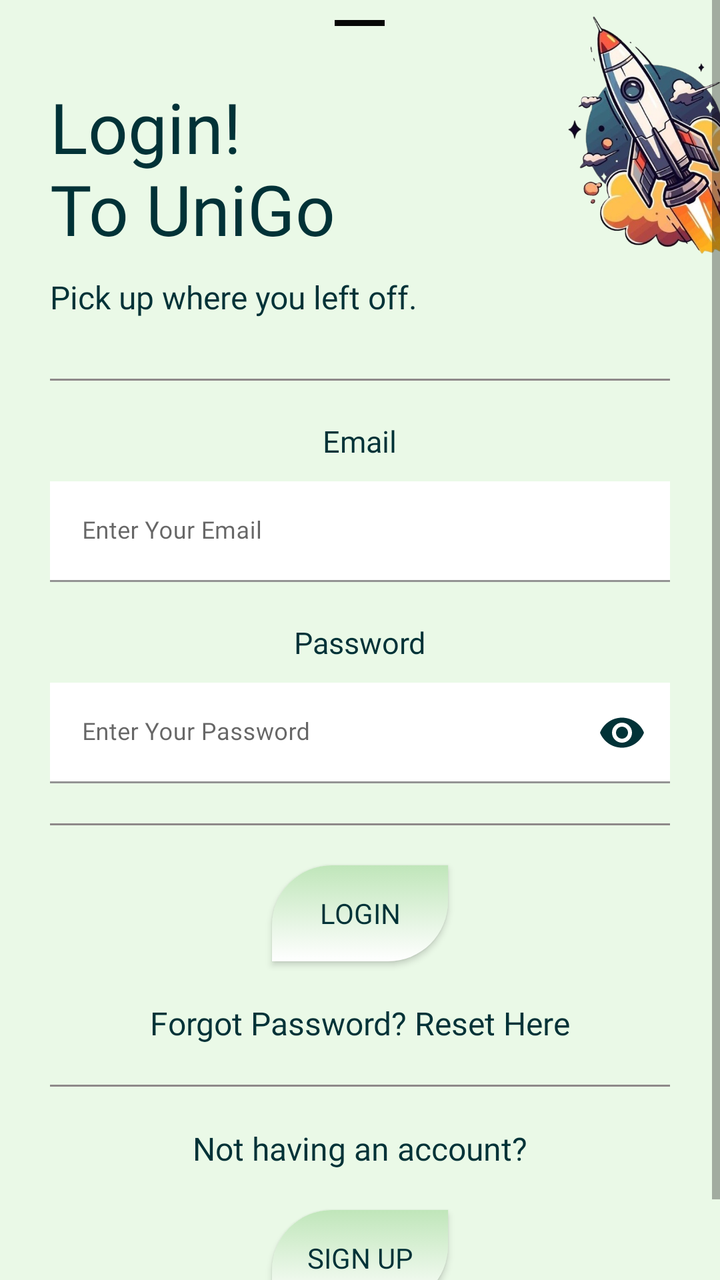
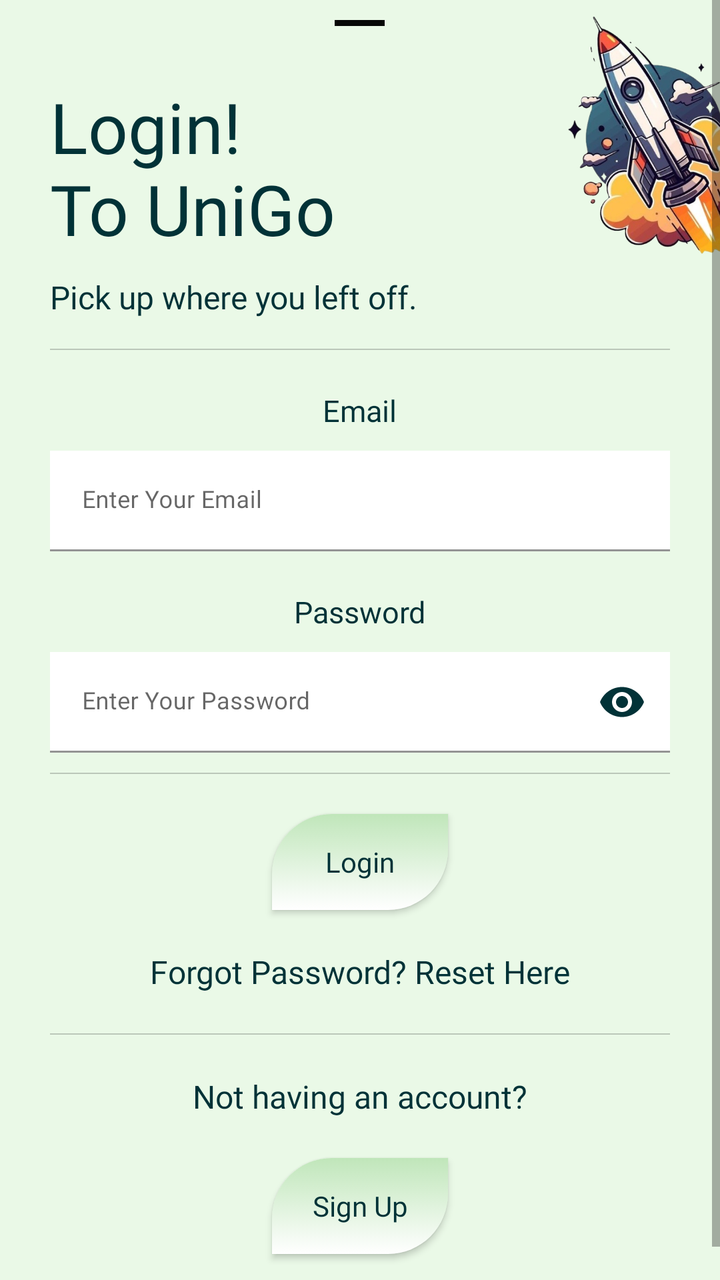

Compare the two renders of this Android layout. The source of the first and the diff that turns it into the second are given below.
<!-- AndroidManifest.xml: application theme Theme.UniGo -->
<!-- res/layout/loginbtm.xml -->
<?xml version="1.0" encoding="utf-8"?>
<ScrollView xmlns:android="http://schemas.android.com/apk/res/android"
    xmlns:app="http://schemas.android.com/apk/res-auto"
    android:layout_width="match_parent"
    android:layout_height="match_parent"
    android:fillViewport="true"
    android:overScrollMode="never">

    <RelativeLayout
        android:layout_width="match_parent"
        android:layout_height="wrap_content"
        android:clipChildren="false"
        android:clipToPadding="false"
        android:paddingBottom="30dp">

        <com.google.android.material.bottomsheet.BottomSheetDragHandleView
            android:layout_width="25dp"
            android:layout_height="3dp"
            android:layout_centerHorizontal="true"
            android:background="@color/black"
            android:layout_marginTop="10dp"
            app:shapeAppearanceOverlay="@style/ShapeAppearance.Material3.SmallComponent"
            />

        <TextView
            android:id="@+id/loginTxt"
            android:layout_width="wrap_content"
            android:layout_height="wrap_content"
            android:layout_marginStart="25dp"
            android:layout_marginTop="40dp"
            android:fontFamily="@font/lexend"
            android:text="@string/LoginTxt"
            android:textColor="@color/text_primary"
            android:textSize="35sp" />

        <ImageView
            android:id="@+id/RocketIllustration"
            android:layout_width="150dp"
            android:layout_height="130dp"
            android:layout_alignParentEnd="true"
            android:layout_gravity="end"
            android:contentDescription="@string/Illustration"
            android:elevation="10dp"
            android:src="@drawable/rocket"
            android:translationX="43dp"
            android:translationY="2dp"
            />

        <TextView
            android:id="@+id/welcomeLogin"
            android:layout_width="wrap_content"
            android:layout_height="wrap_content"
            android:layout_below="@id/loginTxt"
            android:layout_marginVertical="10dp"
            android:layout_marginStart="25dp"
            android:fontFamily="@font/lexend"
            android:text="@string/LoginSubtxt"
            android:textColor="@color/text_primary"
            android:textSize="16sp" />

        <View
            android:id="@+id/div1"
            android:layout_width="match_parent"
            android:layout_height="1dp"
            android:layout_below="@id/welcomeLogin"
            android:layout_marginStart="25dp"
            android:layout_marginTop="20dp"
            android:layout_marginEnd="25dp"
            android:background="@color/gray" />

        <TextView
            android:id="@+id/EnterEmail"
            android:layout_width="wrap_content"
            android:layout_height="wrap_content"
            android:layout_below="@id/div1"
            android:layout_centerHorizontal="true"
            android:layout_marginTop="20dp"
            android:fontFamily="@font/lexend"
            android:text="@string/FormEmail"
            android:textColor="@color/text_primary"
            android:textSize="15sp" />

        <com.google.android.material.textfield.TextInputLayout
            android:id="@+id/nameLayout"
            android:layout_width="match_parent"
            android:layout_height="wrap_content"
            android:layout_below="@id/EnterEmail"
            android:layout_marginStart="25sp"
            android:layout_marginTop="10dp"
            android:layout_marginEnd="25sp"
            android:hint="@string/enter_your_email">

            <com.google.android.material.textfield.TextInputEditText
                android:id="@+id/emailtxt"
                android:layout_width="match_parent"
                android:layout_height="wrap_content"
                android:background="@color/white"
                android:fontFamily="@font/lexend"
                android:inputType="textEmailAddress"
                android:textSize="12sp" />
        </com.google.android.material.textfield.TextInputLayout>

        <TextView
            android:id="@+id/EnterPass"
            android:layout_width="wrap_content"
            android:layout_height="wrap_content"
            android:layout_below="@id/nameLayout"
            android:layout_centerHorizontal="true"
            android:layout_marginTop="20dp"
            android:fontFamily="@font/lexend"
            android:text="@string/FormPass"
            android:textColor="@color/text_primary"
            android:textSize="15sp" />

        <com.google.android.material.textfield.TextInputLayout
            android:id="@+id/passlayout"
            android:layout_width="match_parent"
            android:layout_height="wrap_content"
            android:layout_below="@id/EnterPass"
            android:layout_marginStart="25sp"
            android:layout_marginTop="10dp"
            android:layout_marginEnd="25sp"
            android:hint="@string/PasswordInput"
            app:endIconMode="password_toggle"
            app:endIconTint="@color/text_primary">

            <com.google.android.material.textfield.TextInputEditText
                android:id="@+id/passtxt"
                android:layout_width="match_parent"
                android:layout_height="wrap_content"
                android:background="@color/white"
                android:fontFamily="@font/lexend"
                android:inputType="textPassword"
                android:textSize="12sp" />
        </com.google.android.material.textfield.TextInputLayout>

        <View
            android:id="@+id/div2"
            android:layout_width="match_parent"
            android:layout_height="1dp"
            android:layout_below="@id/passlayout"
            android:layout_marginStart="25dp"
            android:layout_marginTop="20dp"
            android:layout_marginEnd="25dp"
            android:background="@color/gray" />

        <androidx.appcompat.widget.AppCompatButton
            android:id="@+id/Loginbtn"
            android:layout_width="wrap_content"
            android:layout_height="wrap_content"
            android:layout_below="@id/div2"
            android:layout_centerHorizontal="true"
            android:layout_marginTop="20dp"
            android:background="@drawable/custom_btn"
            android:text="Login"
            android:elevation="15dp"
            />

        <TextView
            android:id="@+id/forgot"
            android:layout_width="wrap_content"
            android:layout_height="wrap_content"
            android:layout_below="@id/Loginbtn"
            android:layout_centerHorizontal="true"
            android:layout_marginTop="20dp"
            android:fontFamily="@font/lexend"
            android:text="@string/ForgotPass"
            android:textColor="@color/text_primary"
            android:textSize="16sp" />

        <View
            android:id="@+id/div3"
            android:layout_width="match_parent"
            android:layout_height="1dp"
            android:layout_below="@id/forgot"
            android:layout_marginStart="25dp"
            android:layout_marginTop="20dp"
            android:layout_marginEnd="25dp"
            android:background="@color/gray" />

        <TextView
            android:id="@+id/signup"
            android:layout_width="wrap_content"
            android:layout_height="wrap_content"
            android:layout_below="@id/div3"
            android:layout_centerHorizontal="true"
            android:layout_marginTop="20dp"
            android:fontFamily="@font/lexend"
            android:text="Not having an account?"
            android:textColor="@color/text_primary"
            android:textSize="16sp" />
        <androidx.appcompat.widget.AppCompatButton
            android:id="@+id/signupbtn"
            android:layout_width="wrap_content"
            android:layout_height="wrap_content"
            android:layout_below="@id/signup"
            android:layout_centerHorizontal="true"
            android:layout_marginTop="20dp"
            android:background="@drawable/custom_btn"
            android:text="Sign Up"
            android:elevation="15dp" />

        <ProgressBar
            android:id="@+id/Progress"
            android:layout_width="40dp"
            android:layout_height="40dp"
            android:layout_marginTop="16dp"
            android:visibility="gone"
            android:indeterminateDrawable="@drawable/progressbar"
            android:layout_centerInParent="true"
            />

    </RelativeLayout>

</ScrollView>
<!-- resources referenced by this layout -->
<resources>
  <color name="black">#070707</color>
  <color name="gray">#8E8989</color>
  <color name="text_primary">#013237</color>
  <color name="white">#ffffff</color>
  <!-- drawable custom_btn (drawable) -->
  <?xml version="1.0" encoding="utf-8"?>
  <selector xmlns:android="http://schemas.android.com/apk/res/android">
      <item>
          <shape android:shape="rectangle">
              <solid android:color="@color/mint_soft"/>
              <corners android:topLeftRadius="30dp"
                  android:bottomRightRadius="30dp"
                  />
              <gradient android:type="linear"
                  android:startColor="@color/white"
                  android:endColor="@color/mint_soft"
                  android:angle="90"
                  />
          </shape>
      </item>
  </selector>
  <!-- drawable progressbar (drawable) -->
  <?xml version="1.0" encoding="utf-8"?>
  <rotate xmlns:android="http://schemas.android.com/apk/res/android"
      android:fromDegrees="0"
      android:toDegrees="360"
      android:pivotX="50%"
      android:pivotY="50%">
  
      <shape
          android:shape="ring"
          android:useLevel="false"
          android:innerRadiusRatio="4"
          android:thickness="4dp">
  
          <gradient
              android:type="sweep"
              android:startColor="#EAF9E7"
              android:centerColor="#4CA771"
              android:endColor="#013237"
              android:useLevel="false"/>
  
      </shape>
  </rotate>
  <!-- drawable rocket: jpg bitmap (drawable, 312676 bytes) -->
  <string name="ForgotPass">Forgot Password? Reset Here</string>
  <string name="FormEmail">Email</string>
  <string name="FormPass">Password</string>
  <string name="Illustration">RocketIllustraction</string>
  <string name="LoginSubtxt">Pick up where you left off.</string>
  <string name="LoginTxt">Login!\nTo UniGo</string>
  <string name="PasswordInput">Enter Your Password</string>
  <string name="enter_your_email">Enter Your Email</string>
  <style name="Theme.UniGo" parent="Theme.MaterialComponents.Light.NoActionBar">
  
          
          <item name="colorPrimary">@color/mint_primary</item>
          <item name="colorPrimaryVariant">@color/mint_dark</item>
          <item name="colorOnPrimary">@color/mint_light</item>
  
          
          <item name="android:windowBackground">@color/mint_light</item>
          <item name="colorSurface">@color/mint_soft</item>
  
          <item name="appBackground">@color/mint_light</item>
          <item name="appSurface">@color/mint_soft</item>
  
          
          <item name="android:textColorPrimary">@color/text_primary</item>
          <item name="fontFamily">@font/lexend</item>
  
          
          <item name="android:statusBarColor">@color/mint_dark</item>
          <item name="android:windowLightStatusBar">true</item>
  
      </style>
  <color name="mint_soft">#C0E6BA</color>
  <color name="mint_primary">#4CA771</color>
  <color name="mint_dark">#013237</color>
  <color name="mint_light">#EAF9E7</color>
</resources>

<!-- the commit's change to res/layout/loginbtm.xml (unified diff, before → after) -->
@@ -61,12 +61,12 @@
         <View
             android:id="@+id/div1"
             android:layout_width="match_parent"
-            android:layout_height="1dp"
+            android:layout_height="0.6dp"
             android:layout_below="@id/welcomeLogin"
             android:layout_marginStart="25dp"
-            android:layout_marginTop="20dp"
+            android:layout_marginTop="5dp"
             android:layout_marginEnd="25dp"
-            android:background="@color/gray" />
+            android:background="@color/view" />
 
         <TextView
             android:id="@+id/EnterEmail"
@@ -137,12 +137,12 @@
         <View
             android:id="@+id/div2"
             android:layout_width="match_parent"
-            android:layout_height="1dp"
+            android:layout_height="0.6dp"
             android:layout_below="@id/passlayout"
             android:layout_marginStart="25dp"
-            android:layout_marginTop="20dp"
+            android:layout_marginTop="10dp"
             android:layout_marginEnd="25dp"
-            android:background="@color/gray" />
+            android:background="@color/view" />
 
         <androidx.appcompat.widget.AppCompatButton
             android:id="@+id/Loginbtn"
@@ -152,6 +152,7 @@
             android:layout_centerHorizontal="true"
             android:layout_marginTop="20dp"
             android:background="@drawable/custom_btn"
+            android:textAllCaps="false"
             android:text="Login"
             android:elevation="15dp"
             />
@@ -171,12 +172,12 @@
         <View
             android:id="@+id/div3"
             android:layout_width="match_parent"
-            android:layout_height="1dp"
+            android:layout_height="0.6dp"
             android:layout_below="@id/forgot"
             android:layout_marginStart="25dp"
             android:layout_marginTop="20dp"
             android:layout_marginEnd="25dp"
-            android:background="@color/gray" />
+            android:background="@color/view" />
 
         <TextView
             android:id="@+id/signup"
@@ -195,6 +196,7 @@
             android:layout_height="wrap_content"
             android:layout_below="@id/signup"
             android:layout_centerHorizontal="true"
+            android:textAllCaps="false"
             android:layout_marginTop="20dp"
             android:background="@drawable/custom_btn"
             android:text="Sign Up"
<!-- resource entries referenced after the edit -->
@@ -1,8 +1,8 @@
 <!-- resources referenced by this layout -->
 <resources>
   <color name="black">#070707</color>
-  <color name="gray">#8E8989</color>
   <color name="text_primary">#013237</color>
+  <color name="view">#33000000</color>
   <color name="white">#ffffff</color>
   <!-- drawable custom_btn (drawable) -->
   <?xml version="1.0" encoding="utf-8"?>
